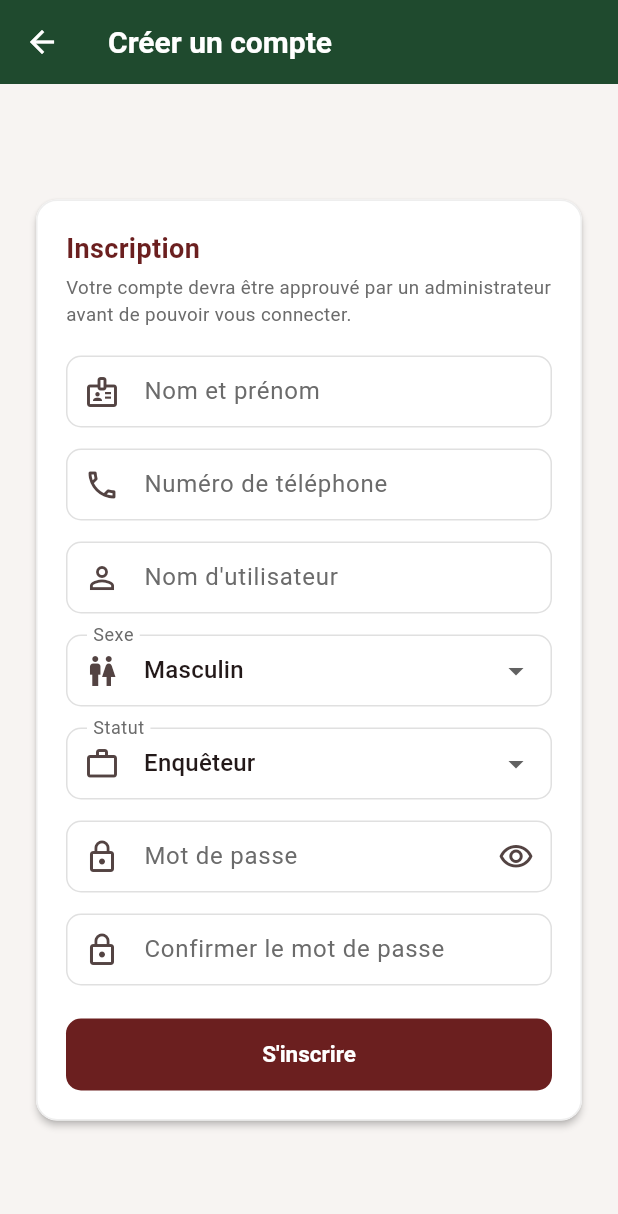
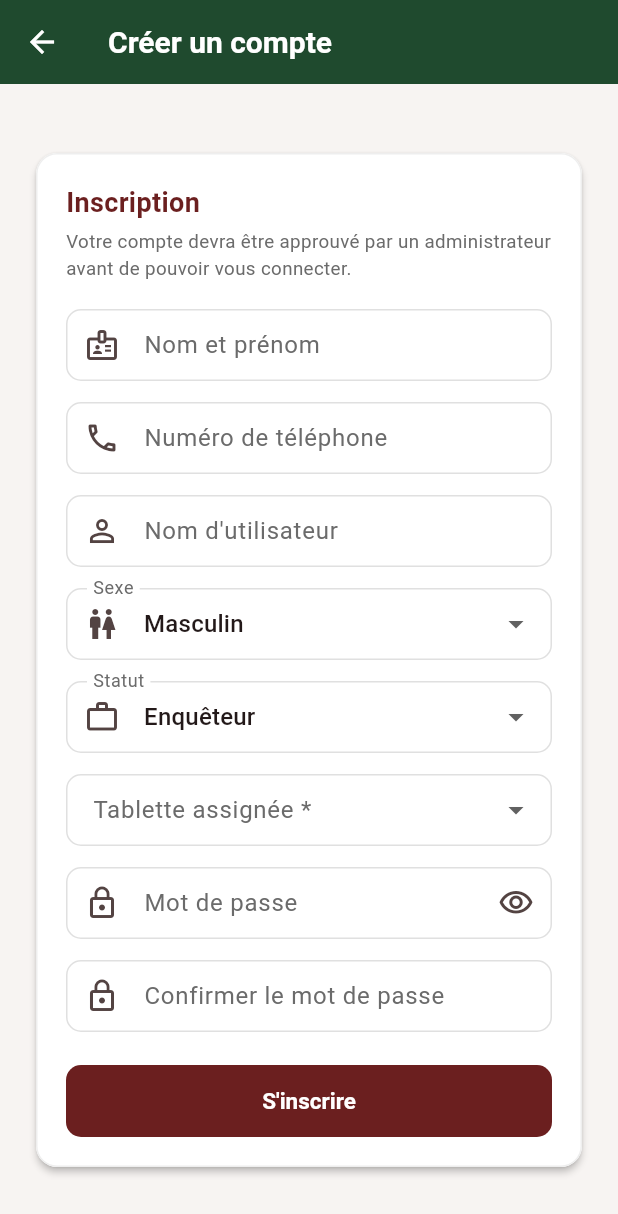
Before and after one commit to smdansoko/okapi-web-admin, a Flutter app: the RegisterScreen screen opened directly, on a phone screen of 412 x 824 dp. Shown: the top 1214 px of the screen. Run offline on Flutter 3.47's test engine with Material 3 defaults, Android fonts, the phone set to English and light mode, and no system bars; our stand-ins replace fl_chart, hive_flutter, image_picker, pdf, printing, shared_preferences; accounts and stored records are empty.

Commit message:
Add tablette field to auth + register UI, restrict chef sync to own tablette

```diff
--- a/lib/screens/auth/register_screen.dart
+++ b/lib/screens/auth/register_screen.dart
@@ -1,6 +1,7 @@
 import 'package:flutter/material.dart';
 import '../../theme/app_theme.dart';
 import '../../services/auth_service.dart';
+import '../../widgets/common_fields.dart';
 
 /// Self-registration screen. New accounts are created with a "pending"
 /// approval status and cannot log in until an administrator approves them
@@ -23,6 +24,7 @@ class _RegisterScreenState extends State<RegisterScreen> {
 
   String _sexe = 'Masculin';
   String _statut = 'Enquêteur';
+  String? _tablette;
   bool _obscurePassword = true;
   bool _loading = false;
   String? _errorMessage;
@@ -54,6 +56,7 @@ class _RegisterScreenState extends State<RegisterScreen> {
       password: _passwordCtrl.text,
       sexe: _sexe,
       statut: _statut,
+      tablette: _tablette ?? '',
     );
     if (!mounted) return;
     setState(() => _loading = false);
@@ -217,6 +220,17 @@ class _RegisterScreenState extends State<RegisterScreen> {
                               setState(() => _statut = v ?? _statut),
                         ),
                         const SizedBox(height: 14),
+                        ChoiceDropdown(
+                          listName: 'tablette',
+                          label: 'Tablette assignée',
+                          value: _tablette,
+                          required: true,
+                          onChanged: (v) => setState(() => _tablette = v),
+                          validator: (v) => (v == null || v.isEmpty)
+                              ? 'Sélectionnez la tablette utilisée'
+                              : null,
+                        ),
+                        const SizedBox(height: 14),
                         TextFormField(
                           controller: _passwordCtrl,
                           obscureText: _obscurePassword,
--- a/lib/services/auth_service.dart
+++ b/lib/services/auth_service.dart
@@ -12,6 +12,8 @@ class AppUser {
   final String username;
   final String sexe;
   final String statut;
+  final String tablette; // assigned tablet number (e.g. "1".. "7"), used to
+  // restrict a "Chef d'équipe" account's sync to their own tablet's data.
   final String approvalStatus; // pending / approved / rejected
 
   AppUser({
@@ -21,6 +23,7 @@ class AppUser {
     required this.username,
     required this.sexe,
     required this.statut,
+    this.tablette = '',
     required this.approvalStatus,
   });
 
@@ -35,6 +38,7 @@ class AppUser {
     username: json['username'] as String? ?? '',
     sexe: json['sexe'] as String? ?? '',
     statut: json['statut'] as String? ?? '',
+    tablette: json['tablette'] as String? ?? '',
     approvalStatus: json['approvalStatus'] as String? ?? 'pending',
   );
 
@@ -45,6 +49,7 @@ class AppUser {
     'username': username,
     'sexe': sexe,
     'statut': statut,
+    'tablette': tablette,
     'approvalStatus': approvalStatus,
   };
 }
@@ -102,6 +107,7 @@ class AuthService {
     required String password,
     required String sexe,
     required String statut,
+    String tablette = '',
   }) async {
     final url = await SyncService.instance.serverUrl;
     if (url.isEmpty) {
@@ -123,6 +129,7 @@ class AuthService {
               'password': password,
               'sexe': sexe,
               'statut': statut,
+              'tablette': tablette,
             }),
           )
           .timeout(const Duration(seconds: 20));
```
Also changed, not shown: lib/screens/sync/sync_screen.dart (+81 -3 lines).
